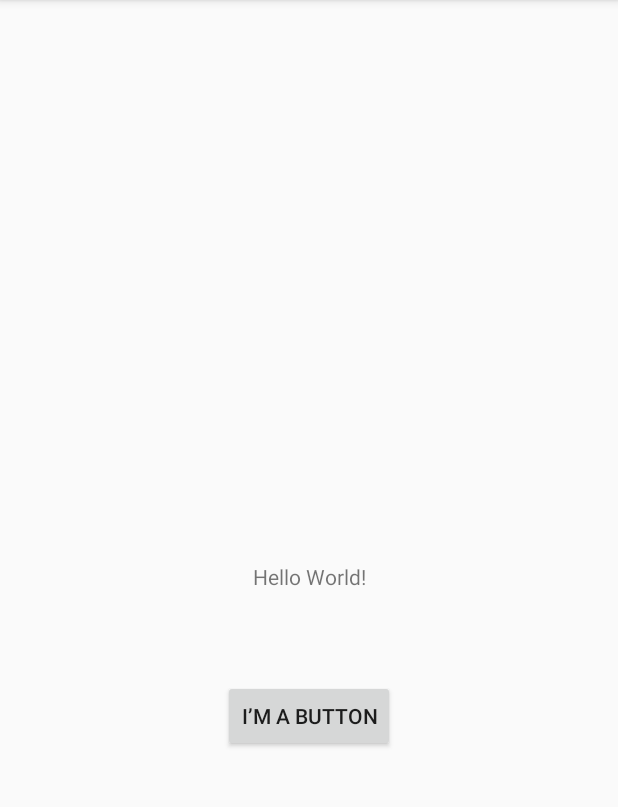
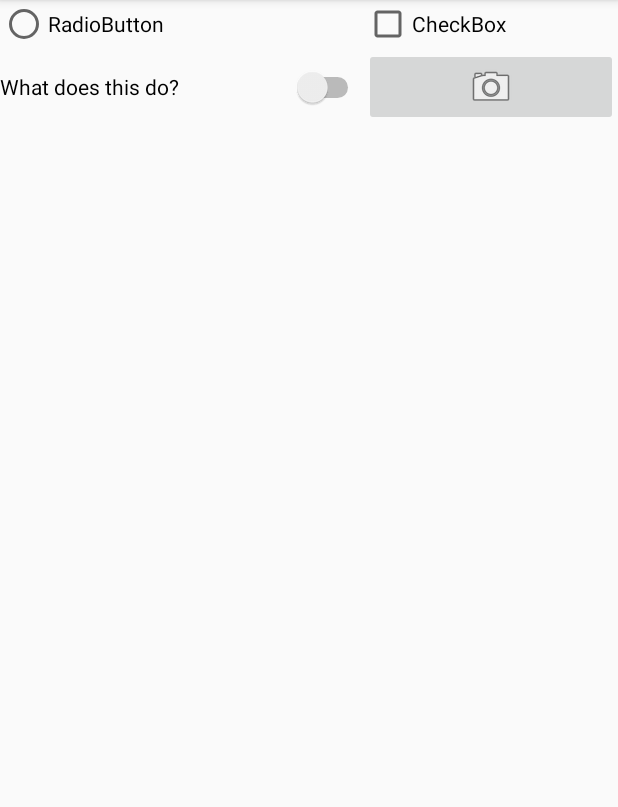
Before and after one commit to mast0060/CST2335, an Android app: the screen it shows after launch (StartActivity before the commit, ListItemsActivity after it), on a phone screen of 412 x 824 dp, the part 84-891 px from its top. Run offline under Robolectric (Android 15) with nearby library versions, the phone set to English and light mode, and no system bars.

Commit message:
Added 3 activies for Lab 2

```diff
--- /dev/null
+++ b/app/src/main/java/com/example/alexa/androidlabs/ListItemsActivity.java
@@ -0,0 +1,13 @@
+package com.example.alexa.androidlabs;
+
+import android.app.Activity;
+import android.os.Bundle;
+
+public class ListItemsActivity extends Activity {
+
+    @Override
+    protected void onCreate(Bundle savedInstanceState) {
+        super.onCreate(savedInstanceState);
+        setContentView(R.layout.activity_list_items);
+    }
+}
--- /dev/null
+++ b/app/src/main/res/layout/activity_list_items.xml
@@ -0,0 +1,35 @@
+<?xml version="1.0" encoding="utf-8"?>
+<GridLayout xmlns:android="http://schemas.android.com/apk/res/android"
+    xmlns:app="http://schemas.android.com/apk/res-auto"
+    xmlns:tools="http://schemas.android.com/tools"
+    android:layout_width="match_parent"
+    android:layout_height="wrap_content"
+    android:columnCount="2"
+    android:rowCount="2"
+    tools:context="com.example.alexa.androidlabs.ListItemsActivity">
+
+    <RadioButton
+        android:id="@+id/radioButton"
+        android:text="@string/RadioButton"
+        android:layout_columnWeight="1"
+        android:layout_gravity="fill"/>
+
+    <CheckBox
+        android:id="@+id/checkBox2"
+        android:text="@string/CheckBox"
+        android:layout_columnWeight="1"
+        android:layout_gravity="fill"/>
+
+    <Switch
+        android:id="@+id/switch1"
+        android:text="@string/Switch"
+        android:layout_columnWeight="1"
+        android:layout_gravity="fill"/>
+
+    <ImageButton
+        android:id="@+id/imageButton"
+        android:src="@android:drawable/ic_menu_camera"
+        android:layout_columnWeight="1"
+        android:layout_gravity="fill"/>
+
+</GridLayout>
--- a/app/src/main/res/values/strings.xml
+++ b/app/src/main/res/values/strings.xml
@@ -2,4 +2,10 @@
     <string name="app_name">AndroidLabs</string>
     <string name="hello_message">Hello World!</string>
     <string name="ButtonText">I\’m a button</string>
+    <string name="Login">Login</string>
+    <string name="LoginHint">login name</string>
+    <string name="Password">Password</string>
+    <string name="Switch">What does this do?</string>
+    <string name="RadioButton">RadioButton</string>
+    <string name="CheckBox">CheckBox</string>
 </resources>
```
Also changed, not shown: app/src/main/AndroidManifest.xml (+5 -2 lines), app/src/main/java/com/example/alexa/androidlabs/LoginActivity.java (added, +13 -0 lines), app/src/main/res/layout/activity_login.xml (added, +35 -0 lines), 1 other file.
